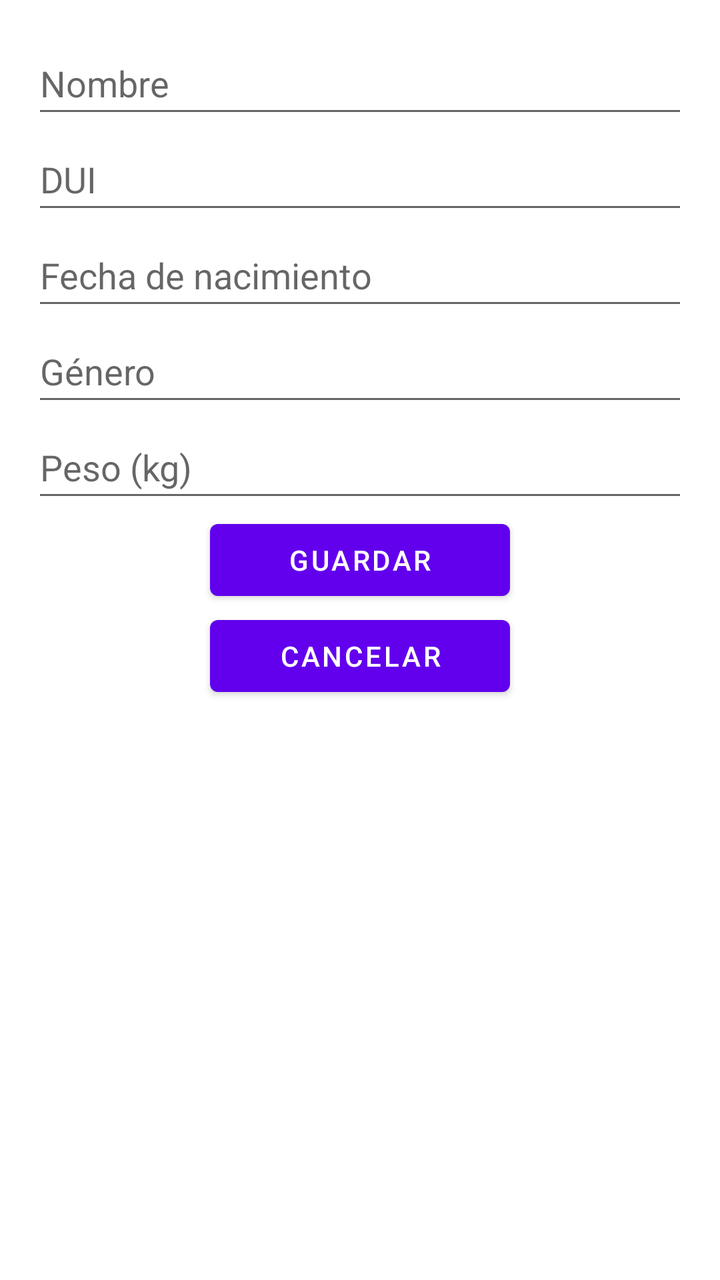
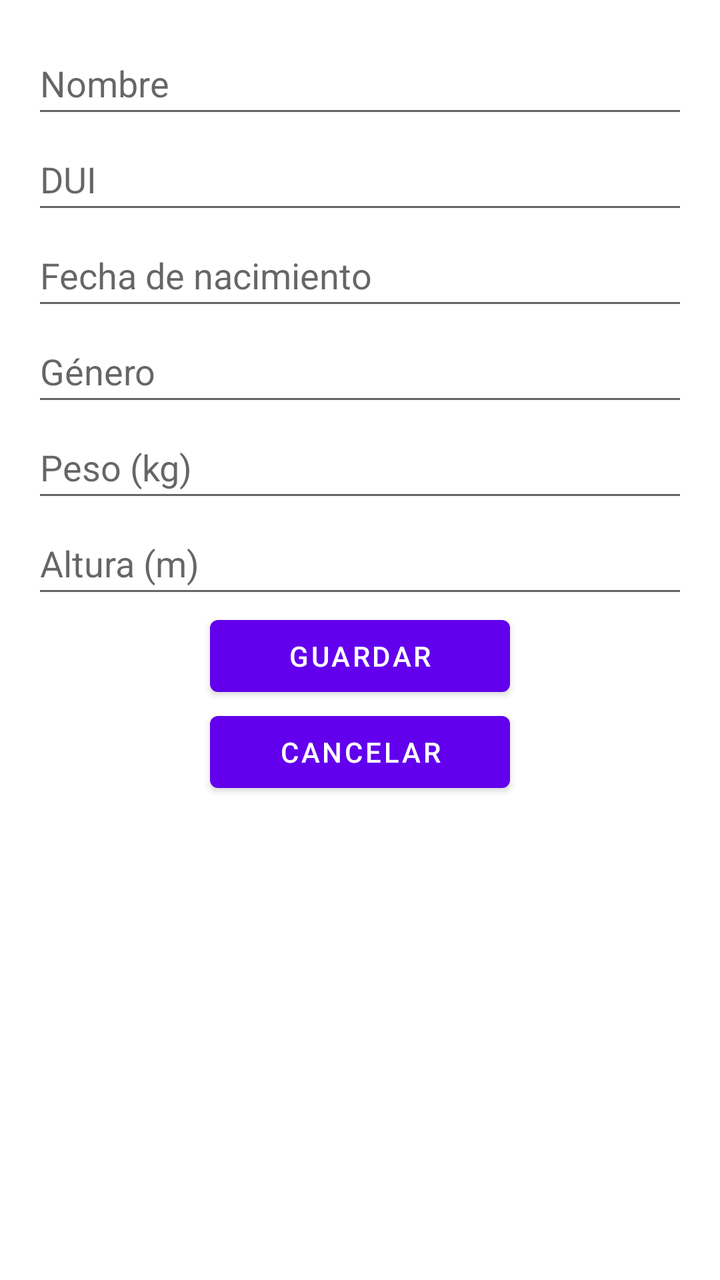

Compare the two renders of this Android layout. The source of the first and the diff that turns it into the second are given below.
<!-- AndroidManifest.xml: application theme Theme.Guia08_FirebaseDBRealTime -->
<!-- res/layout/activity_add_persona.xml -->
<?xml version="1.0" encoding="utf-8"?>
<LinearLayout xmlns:android="http://schemas.android.com/apk/res/android"
    android:id="@+id/main"
    android:layout_width="match_parent"
    android:layout_height="match_parent"
    android:orientation="vertical"
    android:padding="16dp">

    <EditText
        android:id="@+id/edtNombre"
        android:layout_width="match_parent"
        android:layout_height="wrap_content"
        android:hint="Nombre"
        android:inputType="text"
        android:minHeight="48dp" />

    <EditText
        android:id="@+id/edtDUI"
        android:layout_width="match_parent"
        android:layout_height="wrap_content"
        android:hint="DUI"
        android:inputType="text"
        android:minHeight="48dp" />

    <EditText
        android:id="@+id/edtFechaNacimiento"
        android:layout_width="match_parent"
        android:layout_height="wrap_content"
        android:hint="Fecha de nacimiento"
        android:inputType="date"
        android:minHeight="48dp" />

    <EditText
        android:id="@+id/edtGenero"
        android:layout_width="match_parent"
        android:layout_height="wrap_content"
        android:hint="Género"
        android:inputType="text"
        android:minHeight="48dp" />

    <EditText
        android:id="@+id/edtPeso"
        android:layout_width="match_parent"
        android:layout_height="wrap_content"
        android:hint="Peso (kg)"
        android:inputType="numberDecimal"
        android:minHeight="48dp" />

    <Button
        android:id="@+id/btnGuardar"
        android:layout_width="150dp"
        android:layout_height="wrap_content"
        android:layout_gravity="center_horizontal"
        android:onClick="guardar"
        android:text="Guardar" />

    <Button
        android:id="@+id/btnCancelar"
        android:layout_width="150dp"
        android:layout_height="wrap_content"
        android:layout_gravity="center_horizontal"
        android:onClick="cancelar"
        android:text="Cancelar" />

</LinearLayout>
<!-- resources referenced by this layout -->
<resources>
  <style name="Theme.Guia08_FirebaseDBRealTime" parent="Base.Theme.Guia08_FirebaseDBRealTime" />
  <style name="Base.Theme.Guia08_FirebaseDBRealTime" parent="Theme.MaterialComponents.DayNight.DarkActionBar">
          <item name="colorPrimary">@color/purple_500</item>
          <item name="colorPrimaryVariant">@color/purple_700</item>
          <item name="colorOnPrimary">@color/white</item>
  
          
          <item name="colorSecondary">@color/teal_200</item>
          <item name="colorSecondaryVariant">@color/teal_700</item>
          <item name="colorOnSecondary">@color/black</item>
  
          
          <item name="android:statusBarColor">?attr/colorPrimaryVariant</item>
      </style>
  <color name="purple_500">#FF6200EE</color>
  <color name="purple_700">#FF3700B3</color>
  <color name="white">#FFFFFFFF</color>
  <color name="teal_200">#FF03DAC5</color>
  <color name="teal_700">#FF018786</color>
  <color name="black">#FF000000</color>
</resources>

<!-- the commit's change to res/layout/activity_add_persona.xml (unified diff, before → after) -->
@@ -46,6 +46,14 @@
         android:inputType="numberDecimal"
         android:minHeight="48dp" />
 
+    <EditText
+        android:id="@+id/edtAltura"
+        android:layout_width="match_parent"
+        android:layout_height="wrap_content"
+        android:hint="Altura (m)"
+        android:inputType="numberDecimal"
+        android:minHeight="48dp" />
+
     <Button
         android:id="@+id/btnGuardar"
         android:layout_width="150dp"
